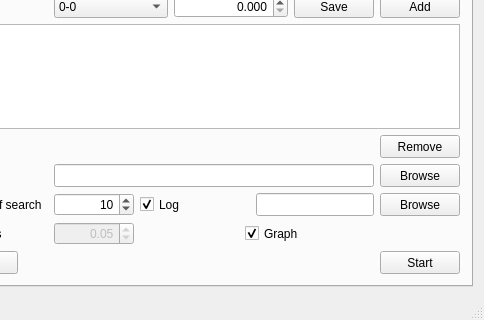
This is mathmech/mathmech/src/mainwindow.ui in arcan1s/moldyn as Qt 5 draws it before an edit; both pictures show x 86 to 570 and y 234 to 554 of the 570 by 554 pixel window. The edited form follows.
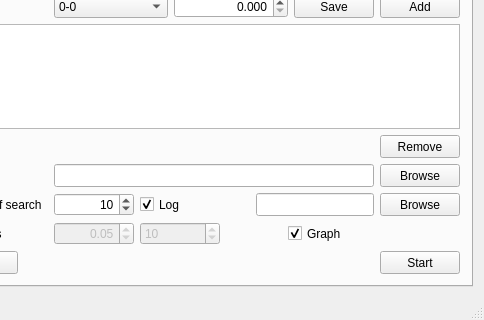
This is the edited form. The open tabs and pages were chosen to show the change.

```diff
--- a/mathmech/mathmech/src/mainwindow.ui
+++ b/mathmech/mathmech/src/mainwindow.ui
@@ -1245,6 +1245,25 @@
             </property>
            </widget>
           </item>
+          <item>
+           <widget class="QSpinBox" name="statgen_spinBox_anal">
+            <property name="enabled">
+             <bool>false</bool>
+            </property>
+            <property name="minimumSize">
+             <size>
+              <width>80</width>
+              <height>23</height>
+             </size>
+            </property>
+            <property name="minimum">
+             <number>1</number>
+            </property>
+            <property name="value">
+             <number>10</number>
+            </property>
+           </widget>
+          </item>
           <item>
            <spacer name="horizontalSpacer_16">
             <property name="orientation">
```
Left out of the diff: 17 changed lines with no effect on the pictures.
